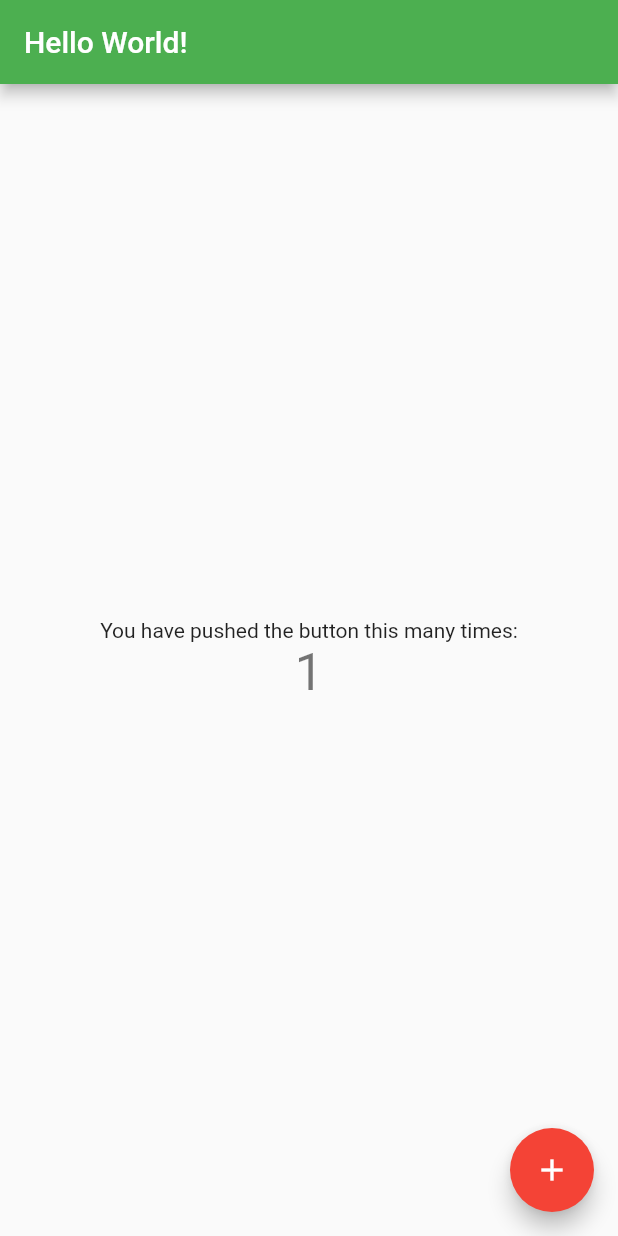
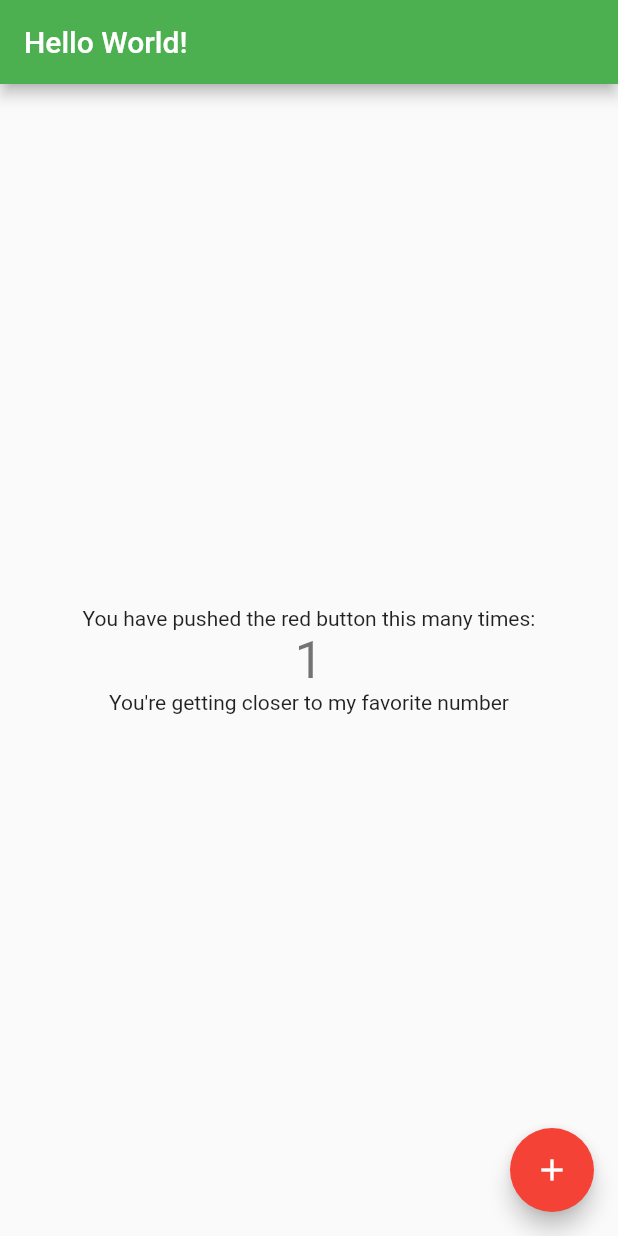
Before and after one commit to ernestomelchor/my_flutter_app, a Flutter app: the screen it shows after launch, after a tap on the "add" icon, on a phone screen of 412 x 824 dp. Run offline on Flutter 3.47's test engine with Material 2 defaults, Android fonts, the phone set to English and light mode, and no system bars; Roboto replaces fonts that are missing (Georgia).

Commit message:
add counting game to get to my favorite number

```diff
--- a/lib/main.dart
+++ b/lib/main.dart
@@ -48,6 +48,7 @@ class MyHomePage extends StatefulWidget {
 
 class _MyHomePageState extends State<MyHomePage> {
   int _counter = 0;
+  String _string = "";
 
   void _incrementCounter() {
     setState(() {
@@ -56,7 +57,19 @@ class _MyHomePageState extends State<MyHomePage> {
       // so that the display can reflect the updated values. If we changed
       // _counter without calling setState(), then the build method would not be
       // called again, and so nothing would appear to happen.
-      _counter++;
+      if (_counter < 3) {
+        _counter++;
+        _string = "You're getting closer to my favorite number";
+      } else if (_counter < 6) {
+        _counter++;
+        _string = "Closer...";
+      } else if (_counter < 7) {
+        _counter++;
+        _string = "One more click...";
+      } else {
+        _string = "You reached my favorite number! Thanks for playing.";
+        _counter = 8;
+      }
     });
   }
 
@@ -95,12 +108,15 @@ class _MyHomePageState extends State<MyHomePage> {
           mainAxisAlignment: MainAxisAlignment.center,
           children: <Widget>[
             Text(
-              'You have pushed the button this many times:',
+              'You have pushed the red button this many times:',
             ),
             Text(
               '$_counter',
               style: Theme.of(context).textTheme.display1,
             ),
+            Text(
+              '$_string', // Dynamic string that changes when counter reaches 8
+            )
           ],
         ),
       ),
```
